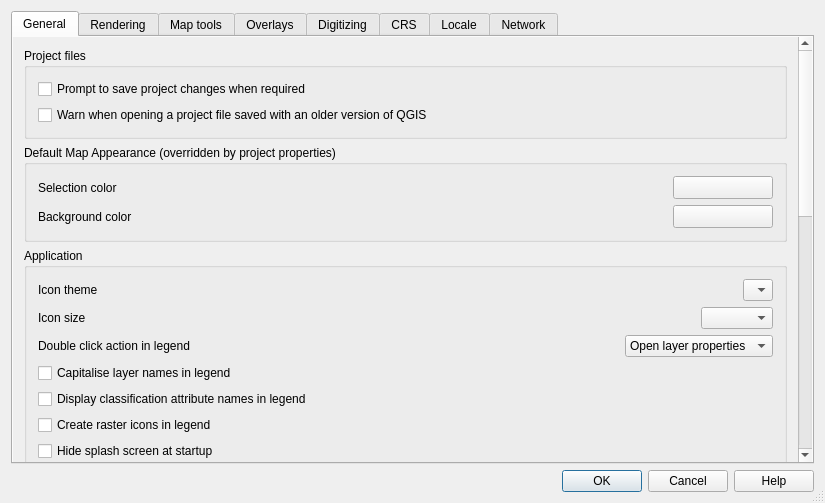
First picture: the form in src/ui/qgsoptionsbase.ui, repository qgis/QGIS, before the edit.
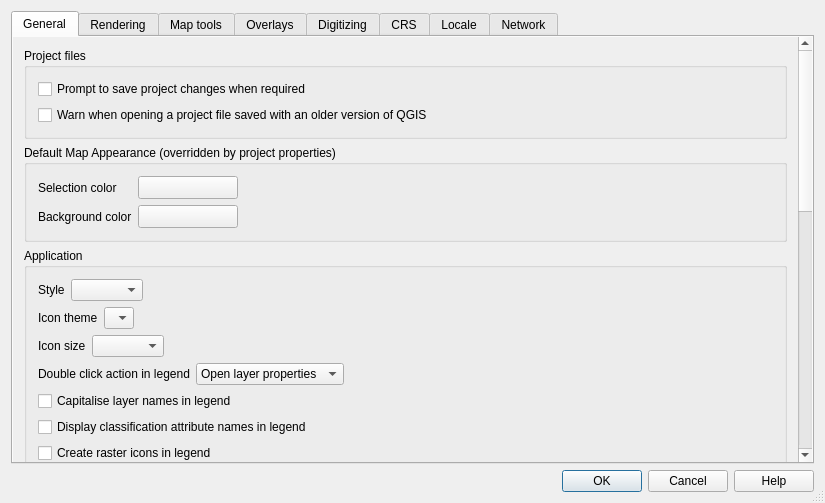
Second picture: the form after the edit. Icons and pictures are not drawn. Custom widgets are drawn as their Qt base class.

Commit message: Allow user to select Qt app style

The edit to the form file:
```diff
--- a/src/ui/qgsoptionsbase.ui
+++ b/src/ui/qgsoptionsbase.ui
@@ -66,8 +66,8 @@
            <rect>
             <x>0</x>
             <y>0</y>
-            <width>979</width>
-            <height>1135</height>
+            <width>851</width>
+            <height>1068</height>
            </rect>
           </property>
           <layout class="QGridLayout" name="gridLayout_12">
@@ -127,19 +127,6 @@
                 </property>
                </widget>
               </item>
-              <item row="1" column="2">
-               <spacer>
-                <property name="orientation">
-                 <enum>Qt::Horizontal</enum>
-                </property>
-                <property name="sizeHint" stdset="0">
-                 <size>
-                  <width>40</width>
-                  <height>20</height>
-                 </size>
-                </property>
-               </spacer>
-              </item>
               <item row="1" column="3">
                <widget class="QgsColorButton" name="pbnCanvasColor">
                 <property name="minimumSize">
@@ -153,7 +140,20 @@
                 </property>
                </widget>
               </item>
-              <item row="0" column="2">
+              <item row="0" column="4">
+               <spacer>
+                <property name="orientation">
+                 <enum>Qt::Horizontal</enum>
+                </property>
+                <property name="sizeHint" stdset="0">
+                 <size>
+                  <width>40</width>
+                  <height>20</height>
+                 </size>
+                </property>
+               </spacer>
+              </item>
+              <item row="1" column="4">
                <spacer>
                 <property name="orientation">
                  <enum>Qt::Horizontal</enum>
@@ -175,6 +175,36 @@
               <string>Application</string>
              </property>
              <layout class="QVBoxLayout" name="verticalLayout_2">
+              <item>
+               <layout class="QHBoxLayout" name="horizontalLayout_9">
+                <property name="topMargin">
+                 <number>0</number>
+                </property>
+                <item>
+                 <widget class="QLabel" name="label_18">
+                  <property name="text">
+                   <string>Style</string>
+                  </property>
+                 </widget>
+                </item>
+                <item>
+                 <widget class="QComboBox" name="cmbStyle"/>
+                </item>
+                <item>
+                 <spacer name="horizontalSpacer_7">
+                  <property name="orientation">
+                   <enum>Qt::Horizontal</enum>
+                  </property>
+                  <property name="sizeHint" stdset="0">
+                   <size>
+                    <width>40</width>
+                    <height>20</height>
+                   </size>
+                  </property>
+                 </spacer>
+                </item>
+               </layout>
+              </item>
               <item>
                <layout class="QHBoxLayout" name="horizontalLayout_3">
                 <item>
@@ -190,19 +220,6 @@
                   </property>
                  </widget>
                 </item>
-                <item>
-                 <spacer name="horizontalSpacer_2">
-                  <property name="orientation">
-                   <enum>Qt::Horizontal</enum>
-                  </property>
-                  <property name="sizeHint" stdset="0">
-                   <size>
-                    <width>40</width>
-                    <height>20</height>
-                   </size>
-                  </property>
-                 </spacer>
-                </item>
                 <item>
                  <widget class="QComboBox" name="cmbTheme">
                   <property name="duplicatesEnabled">
@@ -215,6 +232,19 @@
                   </item>
                  </widget>
                 </item>
+                <item>
+                 <spacer name="horizontalSpacer_2">
+                  <property name="orientation">
+                   <enum>Qt::Horizontal</enum>
+                  </property>
+                  <property name="sizeHint" stdset="0">
+                   <size>
+                    <width>40</width>
+                    <height>20</height>
+                   </size>
+                  </property>
+                 </spacer>
+                </item>
                </layout>
               </item>
               <item>
@@ -232,19 +262,6 @@
                   </property>
                  </widget>
                 </item>
-                <item>
-                 <spacer name="horizontalSpacer_5">
-                  <property name="orientation">
-                   <enum>Qt::Horizontal</enum>
-                  </property>
-                  <property name="sizeHint" stdset="0">
-                   <size>
-                    <width>40</width>
-                    <height>20</height>
-                   </size>
-                  </property>
-                 </spacer>
-                </item>
                 <item>
                  <widget class="QComboBox" name="cmbSize">
                   <property name="duplicatesEnabled">
@@ -252,6 +269,19 @@
                   </property>
                  </widget>
                 </item>
+                <item>
+                 <spacer name="horizontalSpacer_5">
+                  <property name="orientation">
+                   <enum>Qt::Horizontal</enum>
+                  </property>
+                  <property name="sizeHint" stdset="0">
+                   <size>
+                    <width>40</width>
+                    <height>20</height>
+                   </size>
+                  </property>
+                 </spacer>
+                </item>
                </layout>
               </item>
               <item>
@@ -263,19 +293,6 @@
                   </property>
                  </widget>
                 </item>
-                <item>
-                 <spacer name="horizontalSpacer_6">
-                  <property name="orientation">
-                   <enum>Qt::Horizontal</enum>
-                  </property>
-                  <property name="sizeHint" stdset="0">
-                   <size>
-                    <width>40</width>
-                    <height>20</height>
-                   </size>
-                  </property>
-                 </spacer>
-                </item>
                 <item>
                  <widget class="QComboBox" name="cmbLegendDoubleClickAction">
                   <item>
@@ -290,6 +307,19 @@
                   </item>
                  </widget>
                 </item>
+                <item>
+                 <spacer name="horizontalSpacer_6">
+                  <property name="orientation">
+                   <enum>Qt::Horizontal</enum>
+                  </property>
+                  <property name="sizeHint" stdset="0">
+                   <size>
+                    <width>40</width>
+                    <height>20</height>
+                   </size>
+                  </property>
+                 </spacer>
+                </item>
                </layout>
               </item>
               <item>
```
Left out of the diff: 28 changed lines with no effect on the pictures. The commit also changes 2 other files.
